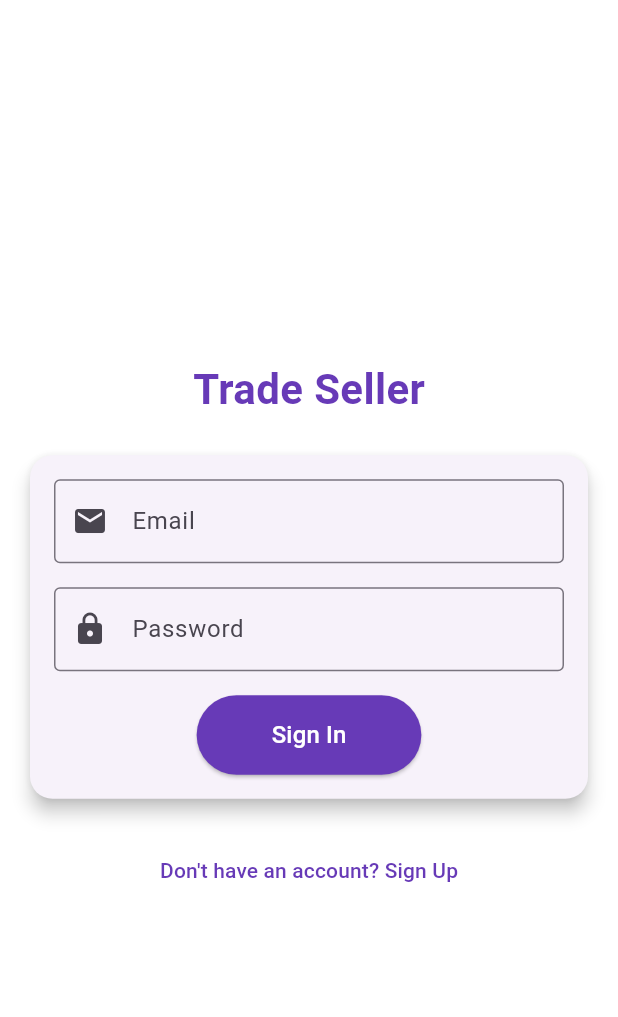
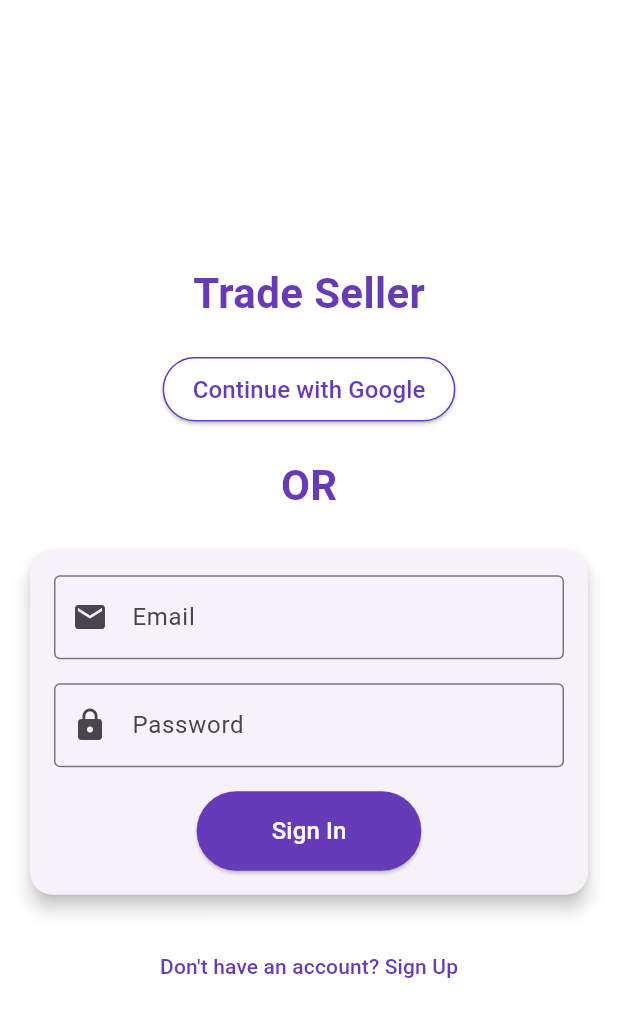
Before and after one commit to vyk1262/seller, a Flutter app: the screen it shows after launch, on a phone screen of 412 x 824 dp. Shown: the top 1017 px of the screen. Run offline on Flutter 3.47's test engine with Material 3 defaults, Android fonts, the phone set to English and light mode, and no system bars; our stand-ins replace cloud_firestore, firebase_auth, firebase_core, firebase_storage, google_sign_in, image_picker; accounts and stored records are empty.

Commit message:
Added Sign In With Google

```diff
--- a/lib/login.dart
+++ b/lib/login.dart
@@ -3,6 +3,7 @@ import 'package:firebase_auth/firebase_auth.dart';
 import 'package:flutter/material.dart';
 import 'package:trade_seller/constants/colors.dart';
 import 'package:trade_seller/home.dart';
+import 'package:google_sign_in/google_sign_in.dart';
 
 class AuthScreen extends StatefulWidget {
   const AuthScreen({Key? key}) : super(key: key);
@@ -138,6 +139,29 @@ class _AuthScreenState extends State<AuthScreen> {
                 ),
               ),
               const SizedBox(height: 20),
+              ElevatedButton(
+                style: ElevatedButton.styleFrom(
+                  backgroundColor: Colors.white,
+                  padding:
+                      const EdgeInsets.symmetric(horizontal: 20, vertical: 10),
+                  side: const BorderSide(color: Colors.deepPurple),
+                ),
+                onPressed: _signInWithGoogle,
+                child: const Text(
+                  'Continue with Google',
+                  style: TextStyle(color: Colors.deepPurple, fontSize: 16),
+                ),
+              ),
+              const SizedBox(height: 20),
+              const Text(
+                'OR',
+                style: TextStyle(
+                  fontSize: 28,
+                  fontWeight: FontWeight.bold,
+                  color: Colors.deepPurple,
+                ),
+              ),
+              const SizedBox(height: 20),
               Card(
                 elevation: 5,
                 shape: RoundedRectangleBorder(
@@ -235,4 +259,36 @@ class _AuthScreenState extends State<AuthScreen> {
       ],
     );
   }
+
+  Future<void> _signInWithGoogle() async {
+    try {
+      setState(() {
+        _isLoading = true;
+      });
+      // Initialize Google Sign-In
+      final GoogleSignInAccount? googleUser = await GoogleSignIn().signIn();
+      if (googleUser == null) {
+        // The user canceled the sign-in
+        setState(() {
+          _isLoading = false;
+        });
+        return;
+      }
+      final GoogleSignInAuthentication googleAuth =
+          await googleUser.authentication;
+      final AuthCredential credential = GoogleAuthProvider.credential(
+        accessToken: googleAuth.accessToken,
+        idToken: googleAuth.idToken,
+      );
+      await _auth.signInWithCredential(credential);
+      Navigator.pushReplacement(
+          context, MaterialPageRoute(builder: (context) => MyHomePage()));
+    } on FirebaseAuthException catch (e) {
+      _showErrorDialog('Google Sign-In failed: ${e.message}');
+    } finally {
+      setState(() {
+        _isLoading = false;
+      });
+    }
+  }
 }
```
